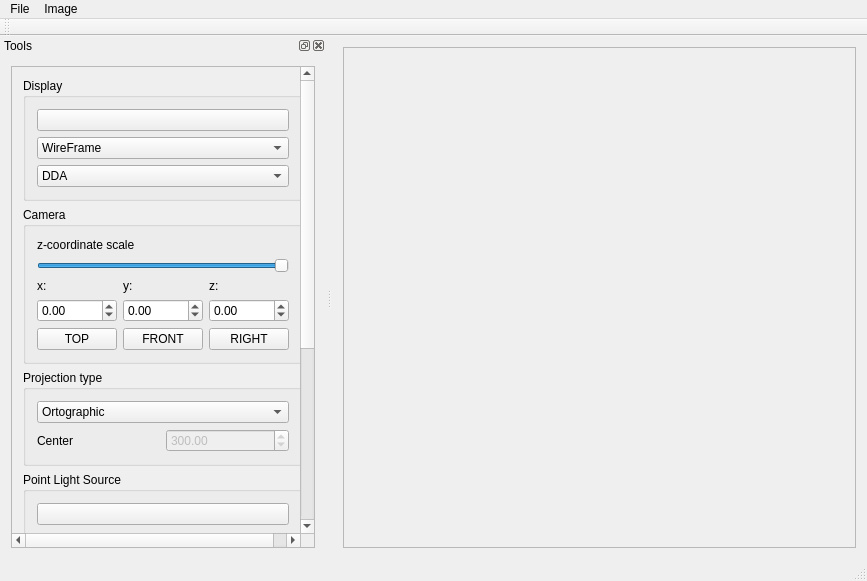
The window that src/ThreeDViewer.ui (TimurKr/DigitalElevationModel) describes before a commit, drawn with Qt 5.
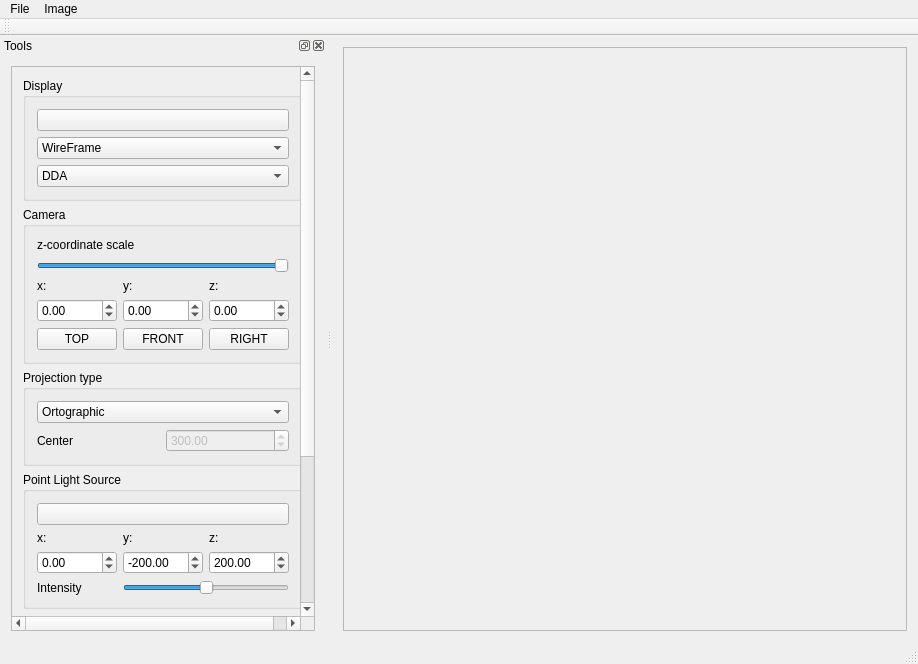
The same window after the commit.

Diff of the .ui file:
```diff
--- a/src/ThreeDViewer.ui
+++ b/src/ThreeDViewer.ui
@@ -6,8 +6,8 @@
    <rect>
     <x>0</x>
     <y>0</y>
-    <width>867</width>
-    <height>581</height>
+    <width>918</width>
+    <height>664</height>
    </rect>
   </property>
   <property name="windowTitle">
@@ -25,8 +25,8 @@
         <rect>
          <x>0</x>
          <y>0</y>
-         <width>507</width>
-         <height>491</height>
+         <width>558</width>
+         <height>576</height>
         </rect>
        </property>
       </widget>
@@ -39,8 +39,8 @@
     <rect>
      <x>0</x>
      <y>0</y>
-     <width>867</width>
-     <height>24</height>
+     <width>918</width>
+     <height>22</height>
     </rect>
    </property>
    <widget class="QMenu" name="menuFile">
@@ -88,7 +88,7 @@
         <property name="geometry">
          <rect>
           <x>0</x>
-          <y>-168</y>
+          <y>0</y>
           <width>307</width>
           <height>865</height>
          </rect>
@@ -324,7 +324,7 @@
                <double>1000.000000000000000</double>
               </property>
               <property name="value">
-               <double>400.000000000000000</double>
+               <double>200.000000000000000</double>
               </property>
              </widget>
             </item>
@@ -337,7 +337,7 @@
                <double>1000.000000000000000</double>
               </property>
               <property name="value">
-               <double>400.000000000000000</double>
+               <double>-200.000000000000000</double>
               </property>
              </widget>
             </item>
@@ -398,7 +398,7 @@
                <double>1000.000000000000000</double>
               </property>
               <property name="value">
-               <double>400.000000000000000</double>
+               <double>0.000000000000000</double>
               </property>
              </widget>
             </item>
```
Left out of the diff: 6 changed lines with no effect on the pictures.
